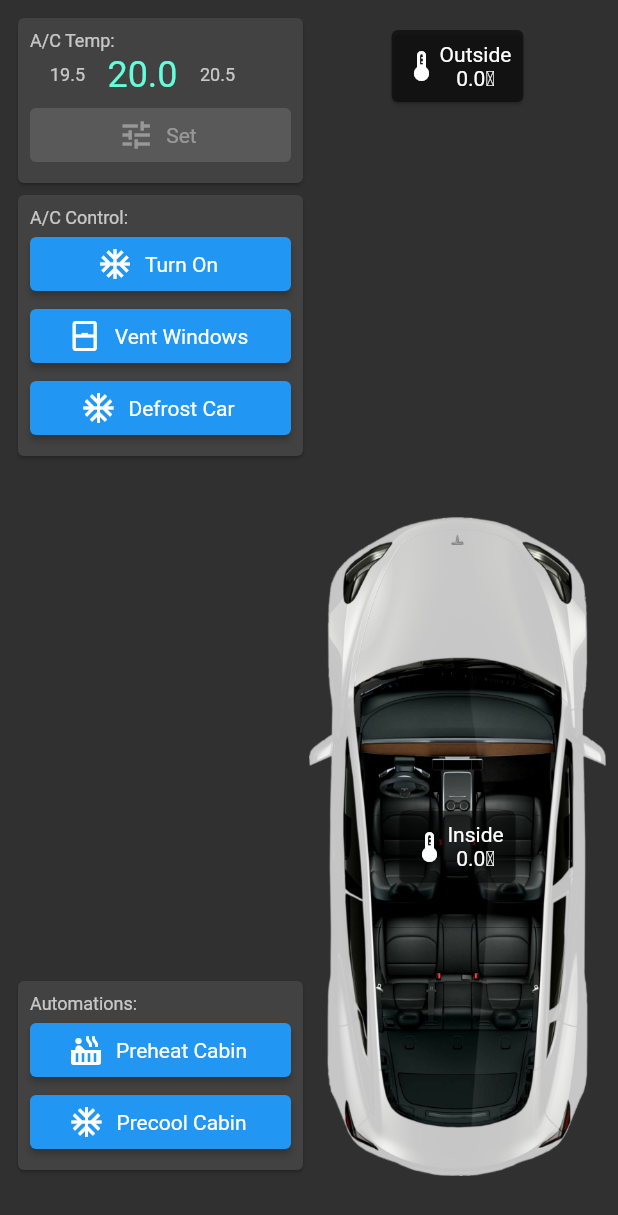
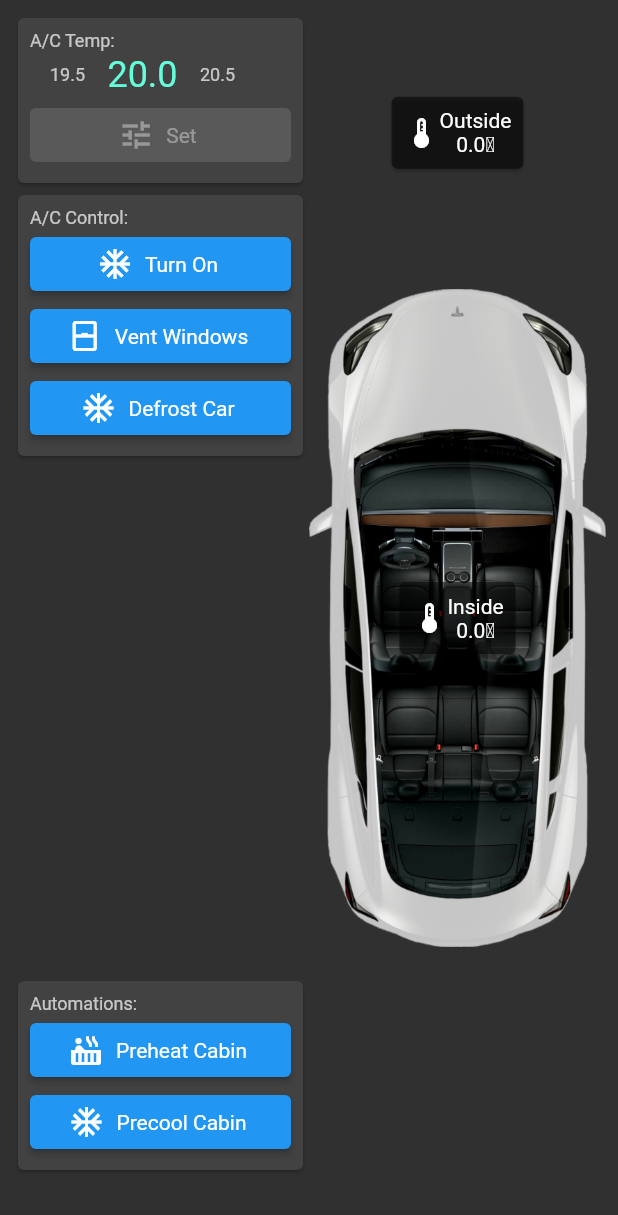
Before and after one commit to yakeer/DearT, a Flutter app: the ClimatePage widget shown alone on an empty page, opened directly, on a phone screen of 412 x 824 dp. Shown: the top 1215 px of the screen. Run offline on Flutter 3.47's test engine with Material 2 defaults, Android fonts, the phone set to English and light mode, and no system bars; drawn by our look-alikes of numberpicker; our stand-ins replace flutter_secure_storage, flutter_svg, get, html_unescape, package_info_plus, shared_preferences and 1 more; missing offline and left inert: flutter_settings_ui, flutter_siri_suggestions, quick_actions; accounts and stored records are empty; network calls fail; statements that could not run were skipped.

Commit message:
Fixing Screen arragngement in Cliamte + Default locale en.

```diff
--- a/lib/main.dart
+++ b/lib/main.dart
@@ -25,6 +25,7 @@ class MyApp extends StatelessWidget {
       initialRoute: '/',
       debugShowCheckedModeBanner: false,
       getPages: appPages, // Routing
+      locale: const Locale('en'),
     );
   }
 }
--- a/lib/screens/climate_page.dart
+++ b/lib/screens/climate_page.dart
@@ -181,14 +181,27 @@ class ClimatePage extends GetView<HomeController> {
                   Flexible(
                     flex: 3,
                     child: Column(
-                      mainAxisAlignment: MainAxisAlignment.start,
+                      mainAxisAlignment: MainAxisAlignment.center,
                       mainAxisSize: MainAxisSize.max,
                       children: [
-                        Padding(
-                          padding: const EdgeInsets.all(8.0),
+                        Flexible(
+                          flex: 1,
+                          fit: FlexFit.tight,
+                          child: Stack(
+                            children: [
+                              const Center(
+                                child: CarImageWidget(),
+                              ),
+                              Positioned.fill(
+                                top: 35 * Get.mediaQuery.devicePixelRatio,
+                                child: Align(
+                                  alignment: Alignment.topCenter,
                                   child: Card(
-                            color: Color.fromRGBO(Colors.black.red,
-                                Colors.black.green, Colors.black.blue, 0.5),
+                                    color: Color.fromRGBO(
+                                        Colors.black.red,
+                                        Colors.black.green,
+                                        Colors.black.blue,
+                                        0.5),
                                     child: Padding(
                                       padding: const EdgeInsets.all(8.0),
                                       child: Row(
@@ -208,15 +221,6 @@ class ClimatePage extends GetView<HomeController> {
                                     ),
                                   ),
                                 ),
-                        Expanded(
-                          child: Container(),
-                        ),
-                        Padding(
-                          padding: const EdgeInsets.only(bottom: 32.0),
-                          child: Stack(
-                            children: [
-                              const Center(
-                                child: CarImageWidget(),
                               ),
                               Positioned.fill(
                                 child: Align(
--- a/pubspec.yaml
+++ b/pubspec.yaml
@@ -76,6 +76,7 @@ flutter_icons:
   android: "launcher_icon"
   ios: true
   image_path: "assets/icons/app-logo.png"
+  remove_alpha_ios: true
 
 
 # For information on the generic Dart part of this file, see the
```
Lines whose indentation alone changed are shown as unchanged.
